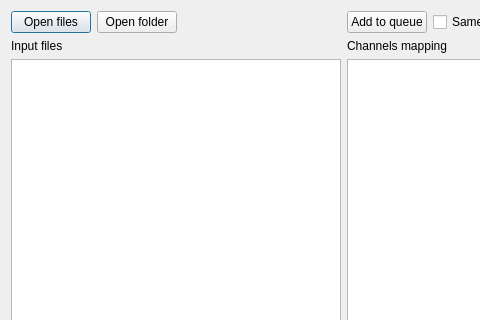
This is view.ui in ngocminhdao88/tdms2uff as Qt 5 draws it before an edit; both pictures show x 0 to 480 and y 0 to 320 of the 1024 by 768 pixel window. The edited form follows.
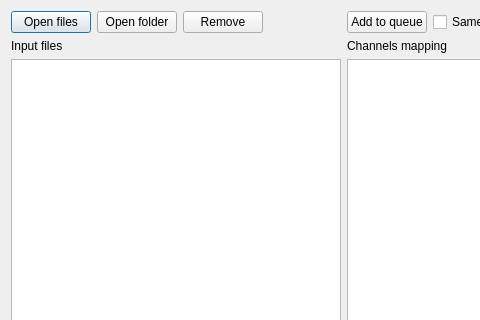
This is the edited form.

Commit message: working on remove button to remove item from the listview

What changed in the file:
```diff
--- a/view.ui
+++ b/view.ui
@@ -32,6 +32,13 @@
          </property>
         </widget>
        </item>
+       <item>
+        <widget class="QPushButton" name="removeButton">
+         <property name="text">
+          <string>Remove</string>
+         </property>
+        </widget>
+       </item>
        <item>
         <spacer name="horizontalSpacer">
          <property name="orientation">
```
The commit also changes 8 other files.
